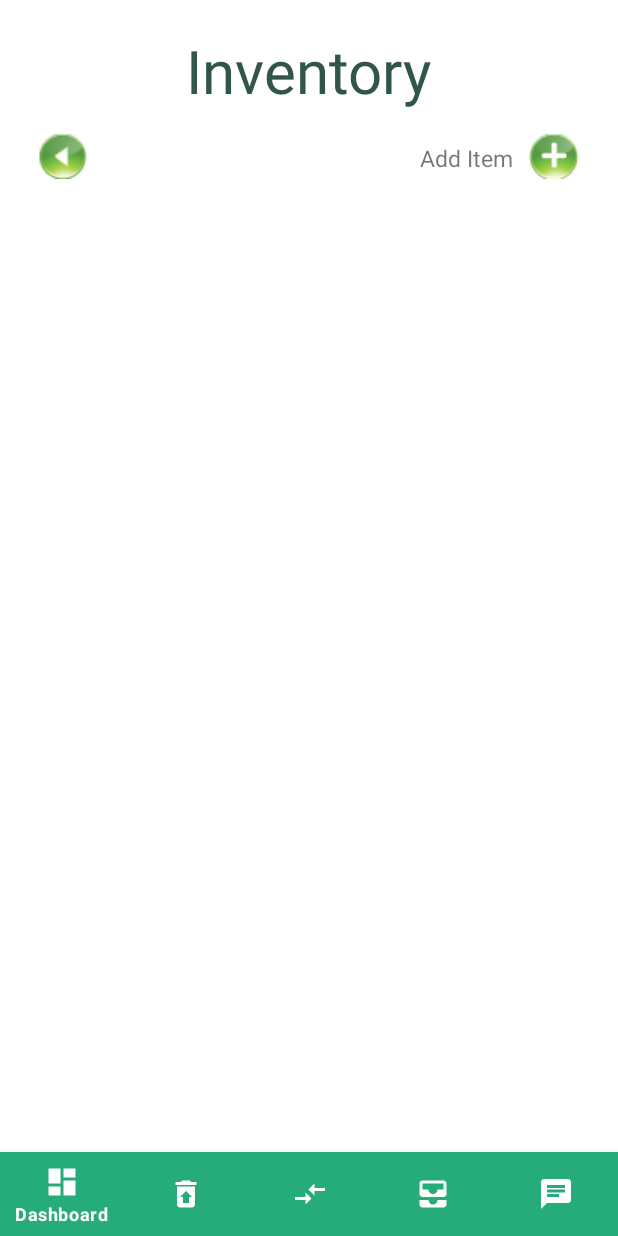
After one commit to ThaminduChankana/TrashCoinApp, an Android app: the layout activity_inventory.xml on its own in the app's theme, with its tools: preview values and no code run, on a phone screen of 412 x 824 dp. The commit adds this screen. Run offline under Robolectric (Android 15) with nearby library versions, the phone set to English and light mode, and no system bars.

Commit message:
added inventory fucntionality

```diff
--- a/app/src/main/java/com/example/trashcoinapp/activities/dashboards/WasteDisposerDashboard.java
+++ b/app/src/main/java/com/example/trashcoinapp/activities/dashboards/WasteDisposerDashboard.java
@@ -1,7 +1,6 @@
 package com.example.trashcoinapp.activities.dashboards;
 
 import androidx.annotation.NonNull;
-import androidx.appcompat.app.AppCompatActivity;
 import androidx.cardview.widget.CardView;
 
 import android.content.Intent;
@@ -14,9 +13,8 @@ import android.widget.TextView;
 import android.widget.Toast;
 
 import com.example.trashcoinapp.R;
-import com.example.trashcoinapp.activities.LoginSelector;
+import com.example.trashcoinapp.activities.user.LoginSelector;
 import com.example.trashcoinapp.activities.cart.ProductViewActivity;
-import com.example.trashcoinapp.activities.chat.Chat;
 import com.example.trashcoinapp.activities.chat.ChatDisposer;
 import com.example.trashcoinapp.utilities.Constants;
 import com.example.trashcoinapp.utilities.PreferenceManager;
--- a/app/src/main/java/com/example/trashcoinapp/activities/user/LoginSelector.java
+++ b/app/src/main/java/com/example/trashcoinapp/activities/user/LoginSelector.java
@@ -1,4 +1,4 @@
-package com.example.trashcoinapp.activities;
+package com.example.trashcoinapp.activities.user;
 
 import androidx.appcompat.app.AppCompatActivity;
 
--- a/app/src/main/java/com/example/trashcoinapp/activities/user/Register.java
+++ b/app/src/main/java/com/example/trashcoinapp/activities/user/Register.java
@@ -1,4 +1,4 @@
-package com.example.trashcoinapp.activities;
+package com.example.trashcoinapp.activities.user;
 
 import androidx.appcompat.app.AppCompatActivity;
 
--- /dev/null
+++ b/app/src/main/res/layout/activity_inventory.xml
@@ -0,0 +1,86 @@
+<?xml version="1.0" encoding="utf-8"?>
+<RelativeLayout xmlns:android="http://schemas.android.com/apk/res/android"
+    xmlns:app="http://schemas.android.com/apk/res-auto"
+    xmlns:tools="http://schemas.android.com/tools"
+    android:layout_width="match_parent"
+    android:layout_height="match_parent"
+    tools:context=".activities.inventory.InventoryActivity">
+
+    <TextView
+        android:id="@+id/inventory_tv"
+        android:layout_width="wrap_content"
+        android:layout_height="wrap_content"
+        android:textAlignment="center"
+        android:text="@string/tv_inventory"
+        android:layout_marginTop="20dp"
+        android:layout_centerHorizontal="true"
+        android:textColor="@color/heading"
+        android:textSize="40sp" />
+
+    <ImageView
+        android:id="@+id/img_inventory_back"
+        android:layout_width="wrap_content"
+        android:layout_height="wrap_content"
+        android:layout_below="@id/inventory_tv"
+        android:layout_gravity="start"
+        android:layout_marginStart="25dp"
+        android:layout_marginTop="15dp"
+        android:contentDescription="@string/todo"
+        android:src="@drawable/img_btn_back" />
+
+    <ImageView
+        android:id="@+id/img_inventory_add"
+        android:layout_width="wrap_content"
+        android:layout_height="wrap_content"
+        android:layout_below="@id/inventory_tv"
+        android:layout_alignParentEnd="true"
+        android:layout_marginTop="15dp"
+        android:layout_marginEnd="25dp"
+        android:contentDescription="@string/todo"
+        android:src="@drawable/img_plus_icon" />
+
+    <TextView
+        android:layout_width="wrap_content"
+        android:layout_height="wrap_content"
+        android:layout_marginTop="15dp"
+        android:text="@string/tv_add_item"
+        android:layout_below="@id/inventory_tv"
+        android:layout_toStartOf="@id/img_inventory_add"
+        android:layout_marginEnd="5dp"
+        android:textAlignment="center"
+        android:textSize="15sp"
+        android:padding="5dp"/>
+
+    <ScrollView
+        android:layout_width="match_parent"
+        android:layout_height="match_parent"
+        android:layout_above="@id/bottom_navigation_inventory"
+        android:layout_below="@id/img_inventory_add"
+        android:layout_marginTop="10dp">
+
+        <androidx.recyclerview.widget.RecyclerView
+            android:id="@+id/inventory_recycler_view"
+            android:layout_width="match_parent"
+            android:layout_height="match_parent"
+            android:layout_marginBottom="-1dp"
+            android:clipToPadding="false"
+            android:orientation="vertical"
+            android:overScrollMode="never"
+            android:visibility="visible"
+            app:layoutManager="androidx.recyclerview.widget.LinearLayoutManager" />
+
+    </ScrollView>
+
+
+
+    <com.google.android.material.bottomnavigation.BottomNavigationView
+        android:id="@+id/bottom_navigation_inventory"
+        android:layout_width="match_parent"
+        android:layout_height="wrap_content"
+        android:layout_alignParentBottom="true"
+        android:background="@color/btn_color"
+        app:itemIconTint="@color/white"
+        app:itemTextColor="@color/white"
+        app:menu="@menu/bottom_nav_collector_menu" />
+
+</RelativeLayout>
--- a/app/src/main/res/layout/activity_login_selector.xml
+++ b/app/src/main/res/layout/activity_login_selector.xml
@@ -6,7 +6,7 @@
     android:layout_height="match_parent"
     android:background="@color/background"
     android:animateLayoutChanges="true"
-    tools:context=".activities.LoginSelector">
+    tools:context=".activities.user.LoginSelector">
 
     <TextView
         android:id="@+id/tv_select_login"
--- a/app/src/main/res/layout/activity_register.xml
+++ b/app/src/main/res/layout/activity_register.xml
@@ -6,7 +6,7 @@
     android:layout_height="match_parent"
     android:animateLayoutChanges="true"
     android:background="@color/background"
-    tools:context=".activities.Register">
+    tools:context=".activities.user.Register">
 
     <LinearLayout
         android:layout_width="match_parent"
```
Also changed, not shown: app/src/main/res/layout/activity_add_inventory.xml (+15 -3 lines), app/src/main/res/layout/activity_edit_inventory.xml (+14 -4 lines), app/src/main/res/layout/item_container_inventory.xml (added, +149 -0 lines), app/src/main/res/values/strings.xml (+10 -2 lines), app/src/main/res/drawable/img_inventory_item.png (added), app/src/main/res/drawable/img_plus_icon.png (added).
